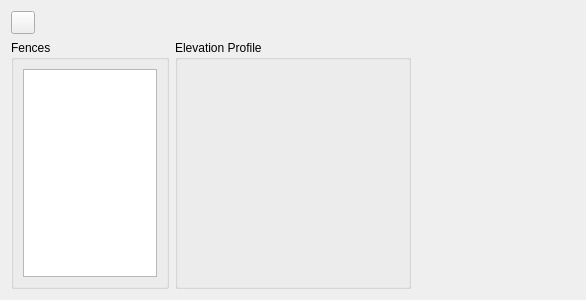
This is mlapp/src/views/fence_view/fence_widget_base.ui in Trailmarker/paddock-power as Qt 5 draws it before an edit. The edited form follows.
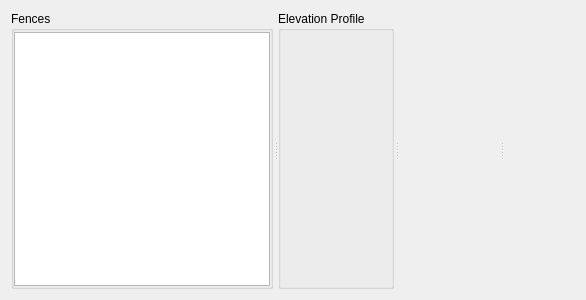
This is the edited form. Icons and pictures are not drawn. Custom widgets are drawn as their Qt base class.

Patch:
```diff
--- a/mlapp/src/views/fence_view/fence_widget_base.ui
+++ b/mlapp/src/views/fence_view/fence_widget_base.ui
@@ -13,47 +13,21 @@
   <property name="windowTitle">
    <string>Form</string>
   </property>
-  <layout class="QVBoxLayout" name="verticalLayout">
+  <layout class="QVBoxLayout" name="verticalLayout" stretch="1">
    <item>
-    <layout class="QHBoxLayout" name="headerLayout">
-     <item>
-      <widget class="QToolButton" name="sketchFenceButton">
-       <property name="toolTip">
-        <string>Sketch a Fence …</string>
-       </property>
-       <property name="text">
-        <string/>
-       </property>
-       <property name="icon">
-        <iconset>
-         <normaloff>../../../images/new-split-paddock.png</normaloff>../../../images/new-split-paddock.png</iconset>
-       </property>
-      </widget>
-     </item>
-     <item>
-      <spacer name="toolbarSpacer">
+    <widget class="QSplitter" name="splitter">
+     <property name="lineWidth">
+      <number>1</number>
+     </property>
        <property name="orientation">
         <enum>Qt::Horizontal</enum>
        </property>
-       <property name="sizeHint" stdset="0">
-        <size>
-         <width>40</width>
-         <height>20</height>
-        </size>
-       </property>
-      </spacer>
-     </item>
-    </layout>
-   </item>
-   <item>
-    <layout class="QHBoxLayout" name="contentLayout" stretch="2,3,2">
-     <property name="topMargin">
-      <number>0</number>
-     </property>
-     <item>
+     <property name="handleWidth">
+      <number>5</number>
+     </property>
       <widget class="QGroupBox" name="fenceListGroupBox">
        <property name="sizePolicy">
-        <sizepolicy hsizetype="Expanding" vsizetype="MinimumExpanding">
+       <sizepolicy hsizetype="MinimumExpanding" vsizetype="MinimumExpanding">
          <horstretch>0</horstretch>
          <verstretch>0</verstretch>
         </sizepolicy>
@@ -62,16 +36,39 @@
         <string>Fences</string>
        </property>
        <layout class="QVBoxLayout" name="fencesVerticalLayout">
+       <property name="spacing">
+        <number>0</number>
+       </property>
+       <property name="leftMargin">
+        <number>0</number>
+       </property>
+       <property name="topMargin">
+        <number>1</number>
+       </property>
+       <property name="rightMargin">
+        <number>0</number>
+       </property>
+       <property name="bottomMargin">
+        <number>0</number>
+       </property>
         <item>
-         <widget class="FenceLayerList" name="fenceList"/>
+        <widget class="FenceLayerList" name="fenceList">
+         <property name="sizePolicy">
+          <sizepolicy hsizetype="MinimumExpanding" vsizetype="MinimumExpanding">
+           <horstretch>0</horstretch>
+           <verstretch>0</verstretch>
+          </sizepolicy>
+         </property>
+        </widget>
         </item>
        </layout>
       </widget>
-     </item>
-     <item>
       <widget class="QGroupBox" name="profileGroupBox">
-       <property name="styleSheet">
-        <string notr="true">background-colour: rgb(255,255,255);</string>
+      <property name="sizePolicy">
+       <sizepolicy hsizetype="MinimumExpanding" vsizetype="MinimumExpanding">
+        <horstretch>0</horstretch>
+        <verstretch>0</verstretch>
+       </sizepolicy>
        </property>
        <property name="title">
         <string>Elevation Profile</string>
@@ -84,7 +81,7 @@
          <number>0</number>
         </property>
         <property name="topMargin">
-         <number>0</number>
+        <number>1</number>
         </property>
         <property name="rightMargin">
          <number>0</number>
@@ -114,9 +111,6 @@
               <height>0</height>
              </size>
             </property>
-            <property name="styleSheet">
-             <string notr="true"/>
-            </property>
            </widget>
           </item>
          </layout>
@@ -136,11 +130,9 @@
         </item>
        </layout>
       </widget>
-     </item>
-     <item>
       <widget class="FencePaddockChanges" name="fencePaddockChanges" native="true">
        <property name="sizePolicy">
-        <sizepolicy hsizetype="Minimum" vsizetype="Expanding">
+       <sizepolicy hsizetype="Minimum" vsizetype="MinimumExpanding">
          <horstretch>0</horstretch>
          <verstretch>0</verstretch>
         </sizepolicy>
@@ -151,12 +143,16 @@
          <height>0</height>
         </size>
        </property>
-       <property name="styleSheet">
-        <string notr="true"/>
-       </property>
-      </widget>
-     </item>
-    </layout>
+     </widget>
+     <widget class="QWidget" name="spacerWidget" native="true">
+      <property name="sizePolicy">
+       <sizepolicy hsizetype="Expanding" vsizetype="Expanding">
+        <horstretch>0</horstretch>
+        <verstretch>0</verstretch>
+       </sizepolicy>
+      </property>
+     </widget>
+    </widget>
    </item>
   </layout>
  </widget>
```
Lines whose indentation alone changed are shown as unchanged.
